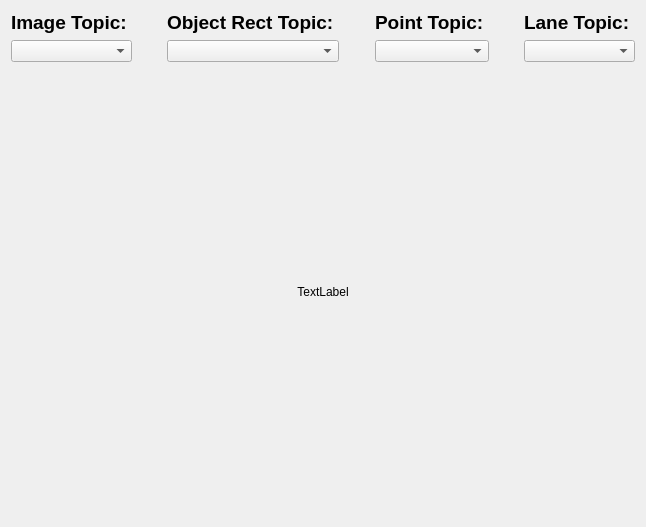
Old version of the form ros/src/computing/perception/detection/packages/integrated_viewer/node/image_viewer_plugin/image_viewer_form.ui in the repository autowarefoundation/autoware.
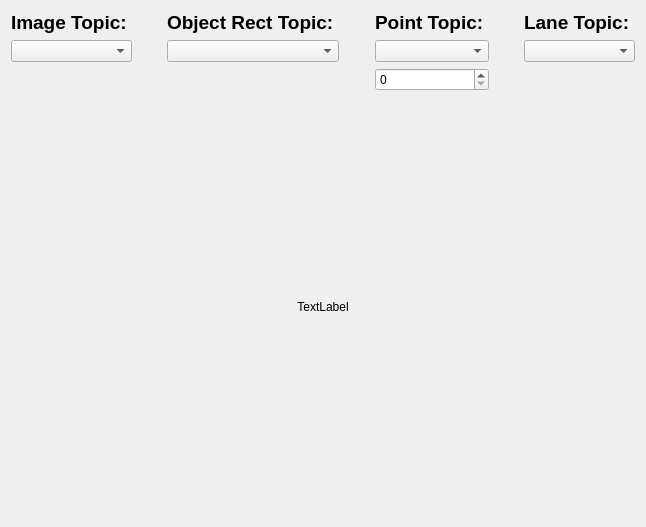
New version of the form.

Commit message:
Add point-size-combo-box to image_viewer_plugin
Now drawn point size can be specified from this combo box

Diff of the .ui file:
```diff
--- a/ros/src/computing/perception/detection/packages/integrated_viewer/node/image_viewer_plugin/image_viewer_form.ui
+++ b/ros/src/computing/perception/detection/packages/integrated_viewer/node/image_viewer_plugin/image_viewer_form.ui
@@ -124,6 +124,13 @@
        <item row="1" column="0" colspan="2">
         <widget class="QComboBox" name="point_topic_combo_box_"/>
        </item>
+       <item row="2" column="0" colspan="2">
+        <widget class="QSpinBox" name="point_size_spin_box_">
+         <property name="toolTip">
+          <string>&lt;html&gt;&lt;head/&gt;&lt;body&gt;&lt;p&gt;Displayed Point Size&lt;/p&gt;&lt;/body&gt;&lt;/html&gt;</string>
+         </property>
+        </widget>
+       </item>
       </layout>
      </item>
      <item>
```
The commit also changes 3 other files.
